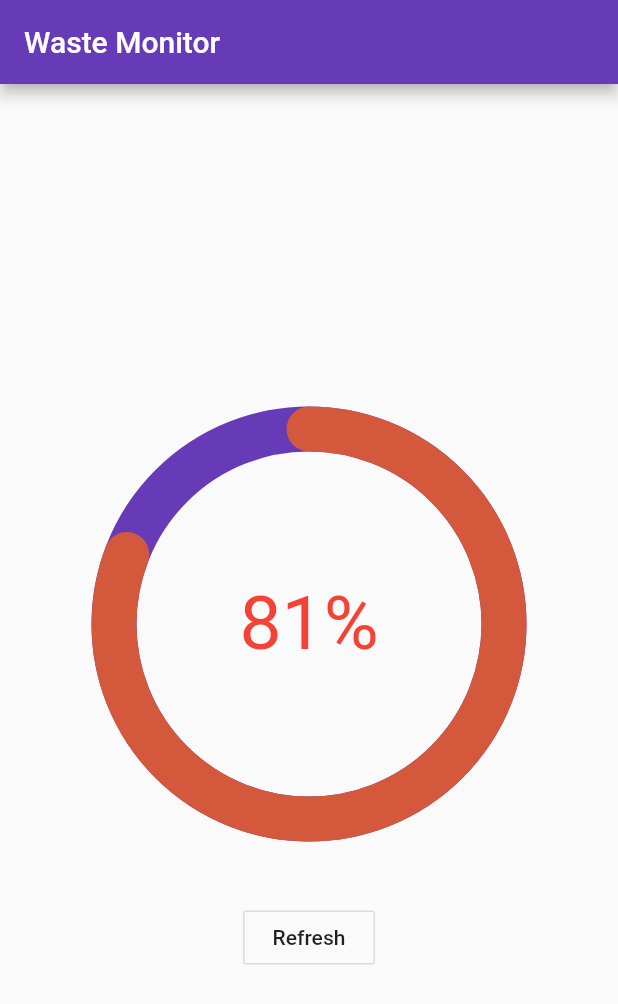
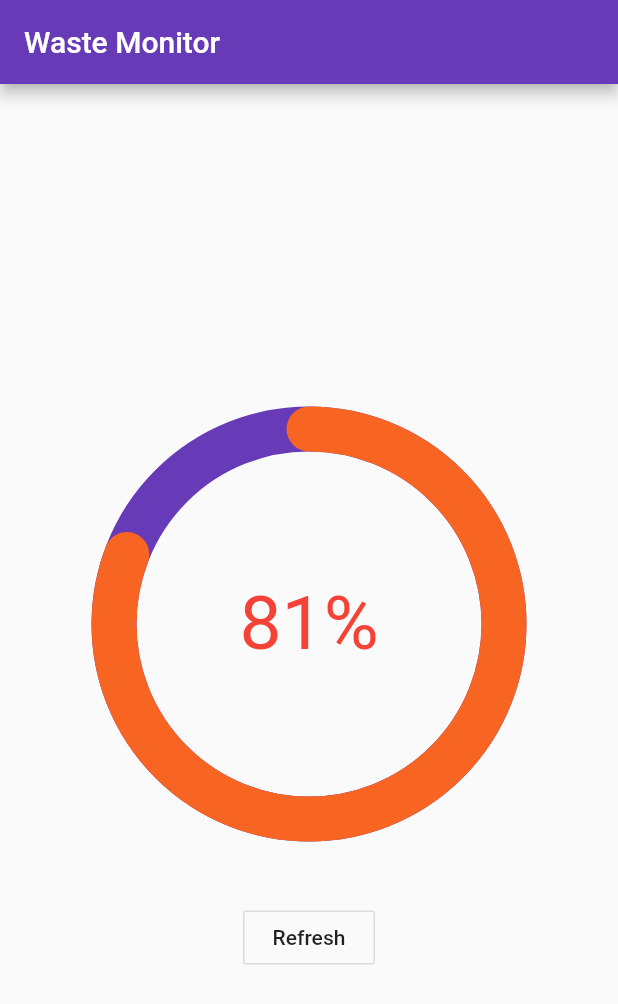
Before and after one commit to rplinzner/Waste-Monitor-APP, a Flutter app: the screen it shows after launch, after a tap on "Refresh", on a phone screen of 412 x 824 dp. Shown: the top 1004 px of the screen. Run offline on Flutter 3.47's test engine with Material 2 defaults, Android fonts, the phone set to English and light mode, and no system bars.

Commit message:
[Fix] add color to arc color range

```diff
--- a/lib/painters/progress_painter.dart
+++ b/lib/painters/progress_painter.dart
@@ -23,10 +23,24 @@ class ProgressPainter extends CustomPainter {
 
   @override
   void paint(Canvas canvas, Size size) {
-    var color1 = Colors.green;
-    var color2 = Colors.red;
-    var w2 = completedPercentage / 100;
-    var w1 = 1 - w2;
+    Color color1;
+    Color color2;
+    double w1;
+    double w2;
+    if (completedPercentage < 50) {
+      color1 = Colors.green;
+      color2 = Colors.orange;
+      w2 = completedPercentage / 50;
+      w1 = 1 - w2;
+    } else {
+      color1 = Colors.orange;
+      color2 = Colors.red;
+      w1 = (completedPercentage - 100).abs() / 50;
+      w2 = 1 - w1;
+    }
+
+    // var w2 = (50 - completedPercentage).abs() / 100;
+    // var w1 = 1 - w2;
 
     var finalColor = [
       (color1.red * w1 + color2.red * w2).round(),
```
